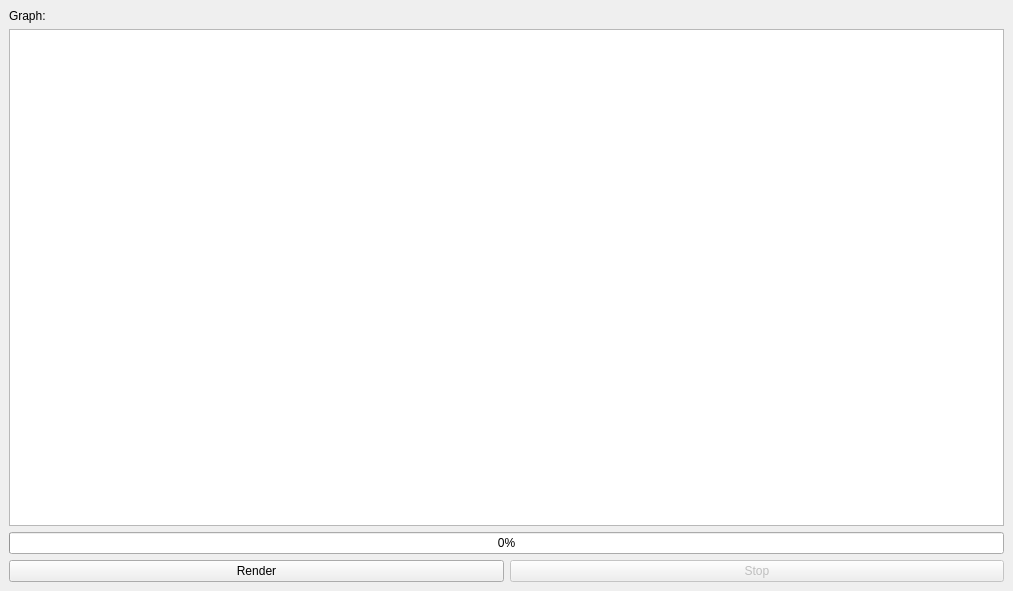
This is design.ui in quochuyjava/Population-Census as Qt 5 draws it before an edit. The edited form follows.
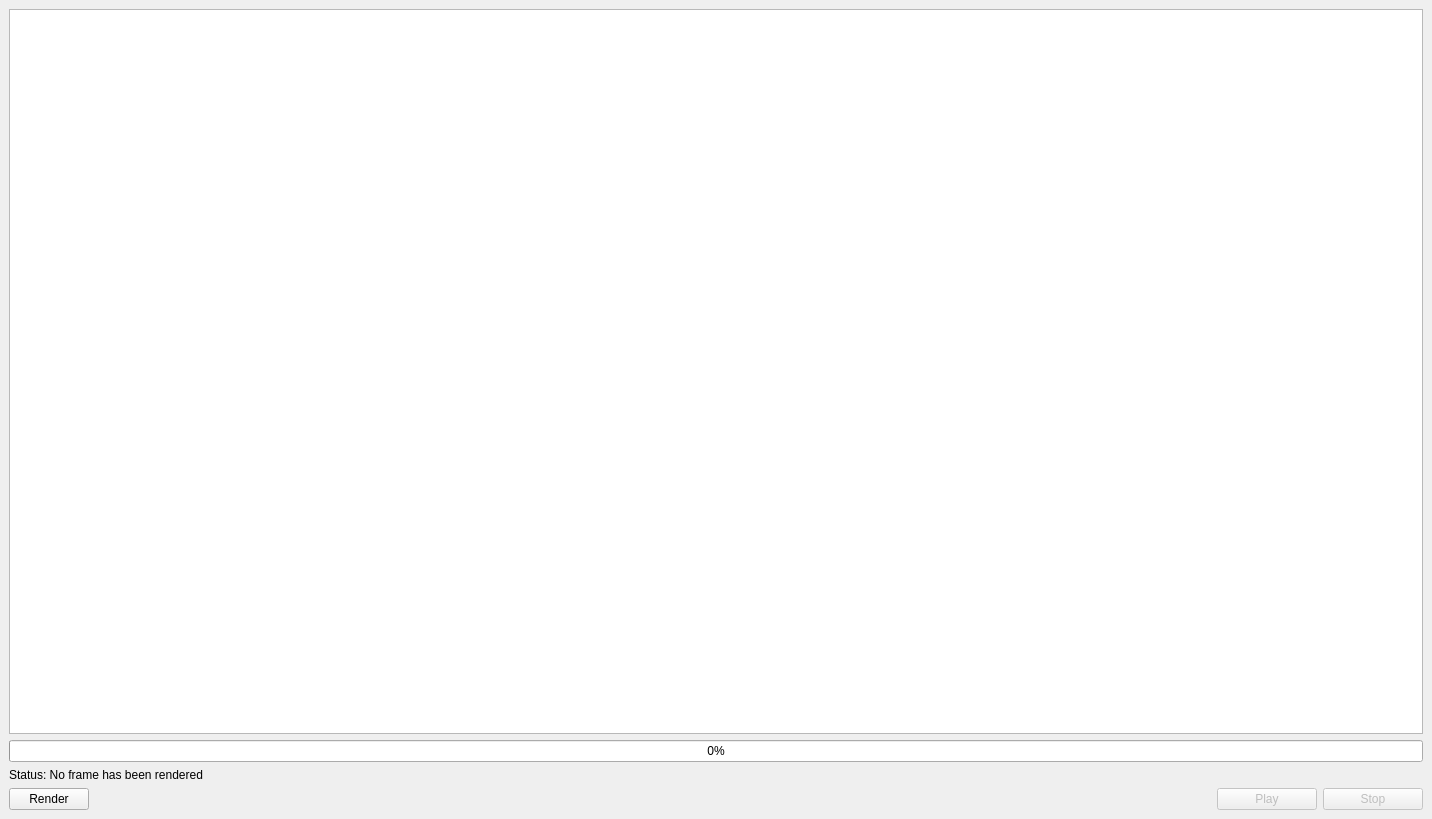
This is the edited form.

Commit message:
UI Update (play, stop)
- added play, stop button
- need refactoeing

```diff
--- a/design.ui
+++ b/design.ui
@@ -6,8 +6,8 @@
    <rect>
     <x>0</x>
     <y>0</y>
-    <width>1013</width>
-    <height>591</height>
+    <width>1432</width>
+    <height>819</height>
    </rect>
   </property>
   <property name="windowTitle">
@@ -15,13 +15,6 @@
   </property>
   <widget class="QWidget" name="centralwidget">
    <layout class="QVBoxLayout" name="verticalLayout">
-    <item>
-     <widget class="QLabel" name="label_graph">
-      <property name="text">
-       <string>Graph:</string>
-      </property>
-     </widget>
-    </item>
     <item>
      <layout class="QVBoxLayout" name="view_layout">
       <item>
@@ -30,11 +23,22 @@
      </layout>
     </item>
     <item>
-     <widget class="QProgressBar" name="progress_bar">
-      <property name="value">
-       <number>0</number>
-      </property>
-     </widget>
+     <layout class="QVBoxLayout" name="status_layout">
+      <item>
+       <widget class="QProgressBar" name="progress_bar">
+        <property name="value">
+         <number>0</number>
+        </property>
+       </widget>
+      </item>
+      <item>
+       <widget class="QLabel" name="label_status">
+        <property name="text">
+         <string>Status: No frame has been rendered</string>
+        </property>
+       </widget>
+      </item>
+     </layout>
     </item>
     <item>
      <layout class="QHBoxLayout" name="buttons_layout">
@@ -45,11 +49,58 @@
         </property>
        </widget>
       </item>
+      <item>
+       <spacer name="horizontalSpacer">
+        <property name="orientation">
+         <enum>Qt::Horizontal</enum>
+        </property>
+        <property name="sizeHint" stdset="0">
+         <size>
+          <width>40</width>
+          <height>20</height>
+         </size>
+        </property>
+       </spacer>
+      </item>
+      <item>
+       <widget class="QPushButton" name="btn_play_pause">
+        <property name="enabled">
+         <bool>false</bool>
+        </property>
+        <property name="minimumSize">
+         <size>
+          <width>100</width>
+          <height>0</height>
+         </size>
+        </property>
+        <property name="maximumSize">
+         <size>
+          <width>100</width>
+          <height>50</height>
+         </size>
+        </property>
+        <property name="text">
+         <string>Play</string>
+        </property>
+       </widget>
+      </item>
       <item>
        <widget class="QPushButton" name="btn_stop">
         <property name="enabled">
          <bool>false</bool>
         </property>
+        <property name="minimumSize">
+         <size>
+          <width>100</width>
+          <height>0</height>
+         </size>
+        </property>
+        <property name="maximumSize">
+         <size>
+          <width>100</width>
+          <height>50</height>
+         </size>
+        </property>
         <property name="text">
          <string>Stop</string>
         </property>
```
The commit also changes 11 other files.
